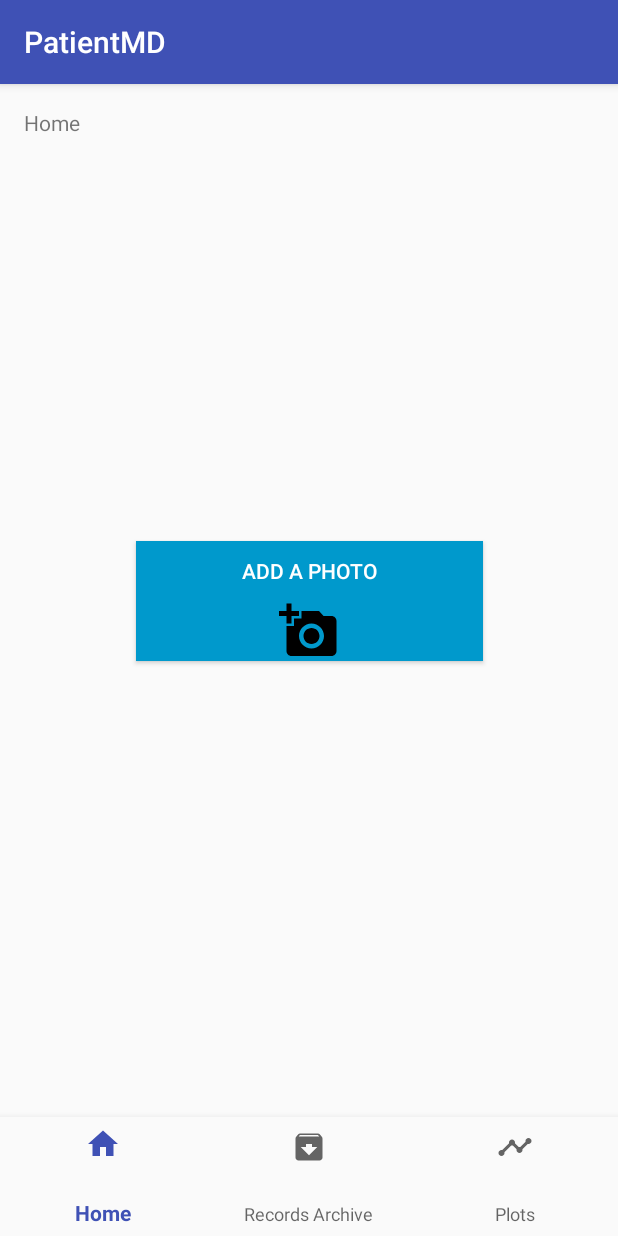
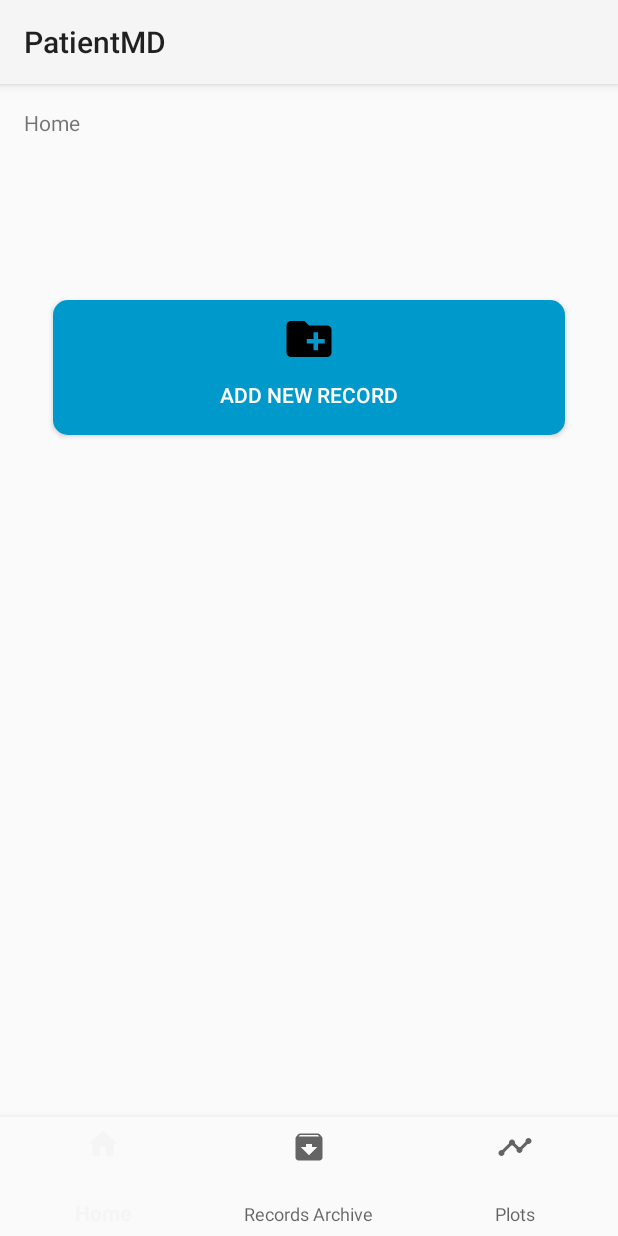
Before and after one commit to dariuszpmrugala/Medical-database, an Android app: the screen it shows after launch (MainActivity), on a phone screen of 412 x 824 dp. Run offline under Robolectric (Android 15) with nearby library versions, the phone set to English and light mode, and no system bars.

Commit message:
Camera Working, improved home UI
Camera is working now, and files are verified to be in shared storage. Planning to move these to app specific storage in the future.
Modified parts of the UI, and added simple message to give user the name of the file they just saved

```diff
--- a/app/src/main/AndroidManifest.xml
+++ b/app/src/main/AndroidManifest.xml
@@ -1,5 +1,6 @@
 <?xml version="1.0" encoding="utf-8"?>
 <manifest xmlns:android="http://schemas.android.com/apk/res/android"
+    xmlns:app="http://schemas.android.com/apk/res-auto"
     package="edu.tamu.ecen.capstone.patientmd">
 
     <!-- To auto-complete the email text field in the login form with the user's emails -->
@@ -24,10 +25,12 @@
         android:label="@string/app_name"
         android:roundIcon="@mipmap/ic_launcher_round"
         android:supportsRtl="true"
-        android:theme="@style/AppTheme">
+        android:theme="@style/Theme.AppCompat.Light">
         <activity
             android:name=".activity.MainActivity"
             android:label="@string/app_name">
+
+
             <intent-filter>
                 <action android:name="android.intent.action.MAIN" />
 
--- /dev/null
+++ b/app/src/main/res/drawable/record_button.xml
@@ -0,0 +1,5 @@
+<?xml version="1.0" encoding="utf-8"?>
+<shape xmlns:android="http://schemas.android.com/apk/res/android">
+    <corners android:radius="10dp"/>
+    <solid android:color="@android:color/holo_blue_dark"/>
+</shape>
--- a/app/src/main/res/layout/activity_main.xml
+++ b/app/src/main/res/layout/activity_main.xml
@@ -6,6 +6,8 @@
     android:layout_width="match_parent"
     android:layout_height="match_parent"
     tools:context="edu.tamu.ecen.capstone.patientmd.activity.MainActivity">
+
+
 
     <TextView
         android:id="@+id/message"
@@ -26,23 +28,28 @@
     -->
 
     <Button
-        android:id="@+id/photo_button"
+        android:id="@+id/new_record_button"
         style="@android:style/Widget.Material.Button.Colored"
-        android:layout_width="231dp"
-        android:layout_height="80dp"
+        android:layout_width="match_parent"
+        android:layout_height="90dp"
+        android:layout_gravity="center_horizontal"
         android:layout_marginBottom="8dp"
-        android:layout_marginEnd="8dp"
-        android:layout_marginStart="8dp"
+        android:layout_marginEnd="35dp"
+        android:layout_marginStart="35dp"
         android:layout_marginTop="8dp"
-        android:background="@android:color/holo_blue_dark"
-        android:drawableBottom="@drawable/ic_add_a_photo_black_24dpi"
+        android:background="@drawable/record_button"
+        android:drawableTop="@drawable/ic_create_new_folder_black_36dp"
         android:elevation="20dp"
-        android:text="@string/camera_button_text"
+        android:paddingBottom="8dp"
+        android:paddingTop="8dp"
+        android:text="@string/add_record_text"
         android:visibility="visible"
         app:layout_constraintBottom_toTopOf="@+id/navigation"
         app:layout_constraintEnd_toEndOf="parent"
+        app:layout_constraintHorizontal_bias="0.0"
         app:layout_constraintStart_toStartOf="parent"
-        app:layout_constraintTop_toTopOf="parent" />
+        app:layout_constraintTop_toTopOf="parent"
+        app:layout_constraintVertical_bias="0.233" />
 
     <android.support.design.widget.BottomNavigationView
         android:id="@+id/navigation"
--- a/app/src/main/res/values/strings.xml
+++ b/app/src/main/res/values/strings.xml
@@ -4,7 +4,7 @@
     <string name="title_archive">Records Archive</string>
     <string name="title_plots">Plots</string>
     <string name="title_activity_login">Sign in</string>
-    <string name="camera_button_text">Add a photo</string>
+    <string name="add_record_text">Add new Record</string>
     <string name="picture">Picture</string>
     <string name="description_info">Info</string>
     <string name="request_permission">This sample needs camera permission.</string>
```
Also changed, not shown: app/src/main/java/edu/tamu/ecen/capstone/patientmd/activity/MainActivity.java (+21 -6 lines), app/src/main/res/drawable-hdpi/ic_create_new_folder_black_24dp.png (added), app/src/main/res/drawable-hdpi/ic_create_new_folder_black_36dp.png (added), app/src/main/res/drawable-mdpi/ic_create_new_folder_black_24dp.png (added), app/src/main/res/drawable-mdpi/ic_create_new_folder_black_36dp.png (added), app/src/main/res/drawable-xhdpi/ic_create_new_folder_black_24dp.png (added), app/src/main/res/drawable-xhdpi/ic_create_new_folder_black_36dp.png (added), app/src/main/res/drawable-xxhdpi/ic_create_new_folder_black_24dp.png (added), app/src/main/res/drawable-xxhdpi/ic_create_new_folder_black_36dp.png (added), app/src/main/res/drawable-xxxhdpi/ic_create_new_folder_black_24dp.png (added), app/src/main/res/drawable-xxxhdpi/ic_create_new_folder_black_36dp.png (added).
